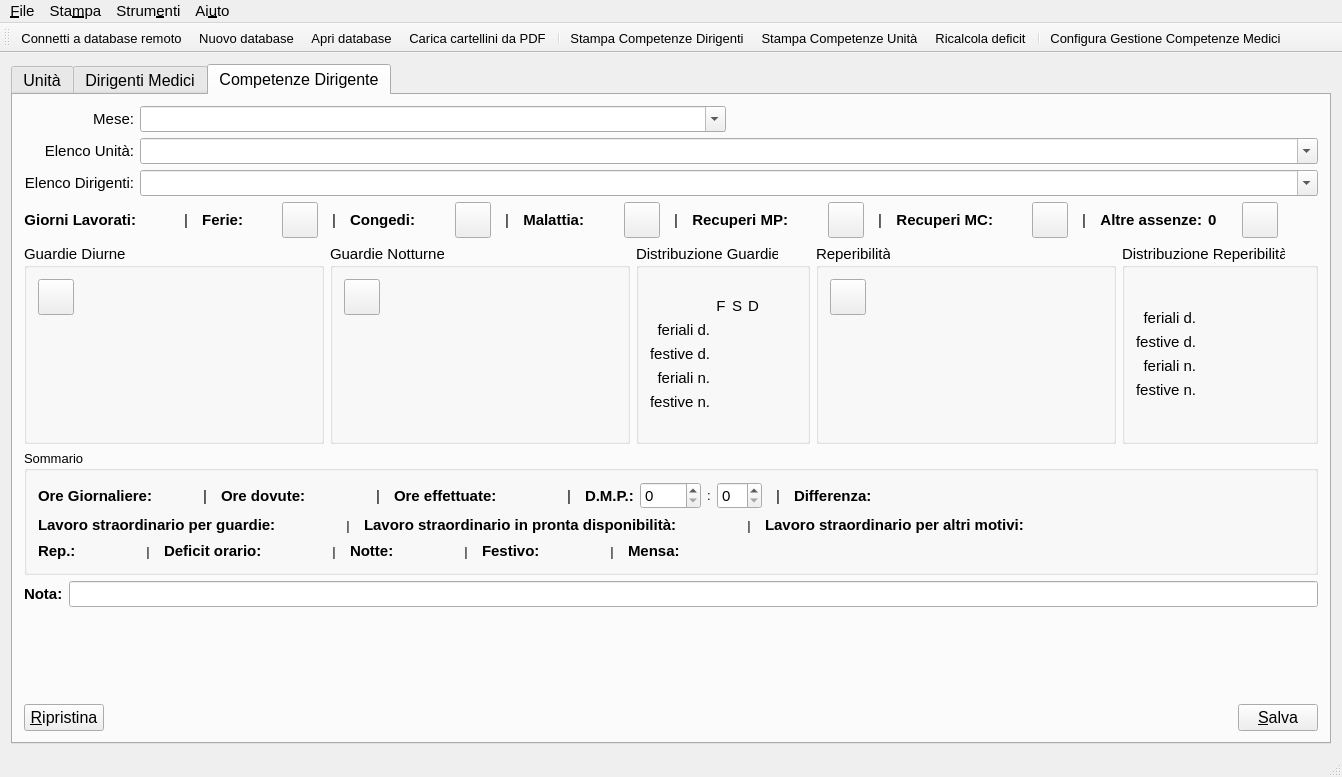
This is mainwindow.ui in gcala/GestioneCompetenzeMedici as Qt 5 draws it before an edit. The edited form follows.
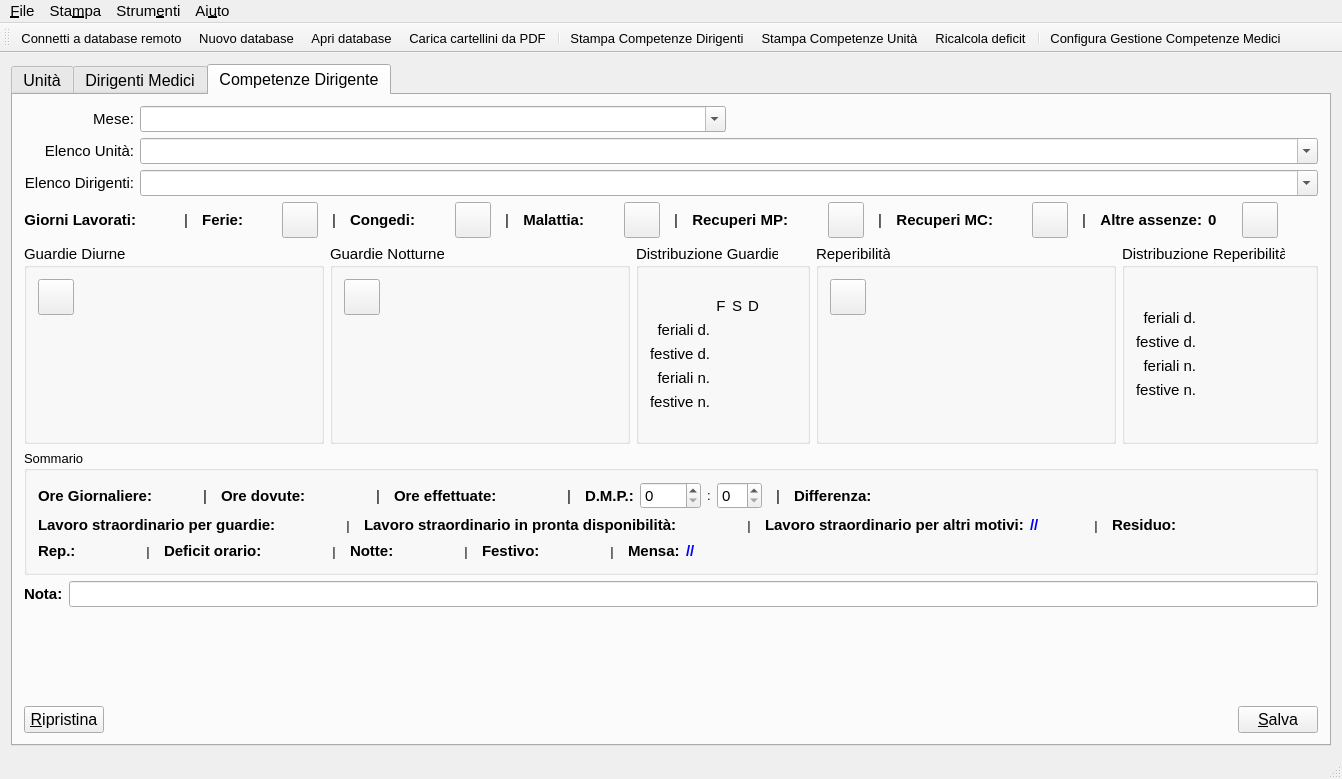
This is the edited form. Icons and pictures are not drawn. Custom widgets are drawn as their Qt base class.

Commit message: aggiunta informazione su residuo ore non pagate

Patch:
```diff
--- a/mainwindow.ui
+++ b/mainwindow.ui
@@ -7,7 +7,7 @@
     <x>0</x>
     <y>0</y>
     <width>1323</width>
-    <height>777</height>
+    <height>779</height>
    </rect>
   </property>
   <property name="windowTitle">
@@ -3131,6 +3131,68 @@
              </item>
              <item>
               <widget class="QLabel" name="oreStraordinarioAltriMotiviLabel">
+               <property name="minimumSize">
+                <size>
+                 <width>50</width>
+                 <height>0</height>
+                </size>
+               </property>
+               <property name="font">
+                <font>
+                 <pointsize>11</pointsize>
+                 <weight>75</weight>
+                 <bold>true</bold>
+                </font>
+               </property>
+               <property name="styleSheet">
+                <string notr="true">color: blue;</string>
+               </property>
+               <property name="text">
+                <string>//</string>
+               </property>
+              </widget>
+             </item>
+             <item>
+              <widget class="QLabel" name="label_62">
+               <property name="minimumSize">
+                <size>
+                 <width>20</width>
+                 <height>0</height>
+                </size>
+               </property>
+               <property name="font">
+                <font/>
+               </property>
+               <property name="text">
+                <string>|</string>
+               </property>
+               <property name="alignment">
+                <set>Qt::AlignCenter</set>
+               </property>
+              </widget>
+             </item>
+             <item>
+              <widget class="QLabel" name="label_65">
+               <property name="font">
+                <font>
+                 <pointsize>11</pointsize>
+                 <weight>75</weight>
+                 <bold>true</bold>
+                </font>
+               </property>
+               <property name="text">
+                <string>Residuo:</string>
+               </property>
+              </widget>
+             </item>
+             <item>
+              <widget class="QLabel" name="residuoLabel">
+               <property name="minimumSize">
+                <size>
+                 <width>50</width>
+                 <height>0</height>
+                </size>
+               </property>
                <property name="font">
                 <font>
                  <pointsize>11</pointsize>
@@ -3403,6 +3465,12 @@
              </item>
              <item>
               <widget class="QLabel" name="mensaLabel">
+               <property name="minimumSize">
+                <size>
+                 <width>50</width>
+                 <height>0</height>
+                </size>
+               </property>
                <property name="font">
                 <font>
                  <pointsize>11</pointsize>
@@ -3414,7 +3482,7 @@
                 <string notr="true">color: blue;</string>
                </property>
                <property name="text">
-                <string/>
+                <string>//</string>
                </property>
               </widget>
              </item>
```
Left out of the diff: 2 changed lines with no effect on the pictures. The commit also changes 3 other files.
